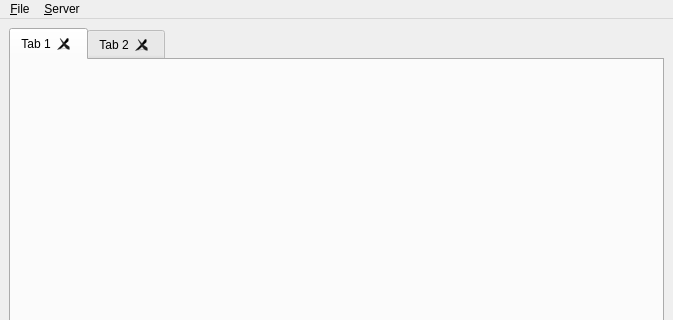
freeswitch/freeswitch-contrib, file jmesquita/fsgui/src/plugins/consoleplugin/centralWidget.ui: the form before one commit; both pictures show x 0 to 673 and y 0 to 320 of the 673 by 536 pixel window.
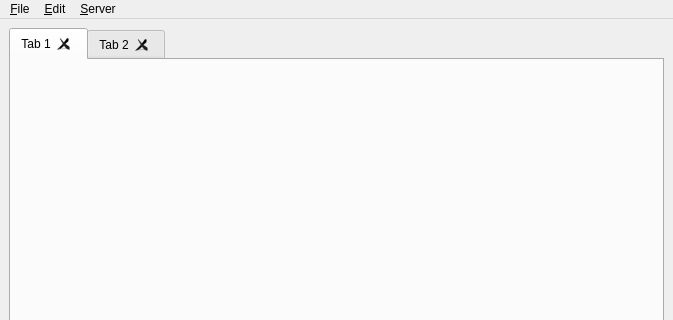
The form after the commit. Icons and pictures are not drawn.

Diff of the .ui file:
```diff
--- a/jmesquita/fsgui/src/plugins/consoleplugin/centralWidget.ui
+++ b/jmesquita/fsgui/src/plugins/consoleplugin/centralWidget.ui
@@ -65,7 +65,14 @@
     </property>
     <addaction name="action_Close"/>
    </widget>
+   <widget class="QMenu" name="menu_Edit">
+    <property name="title">
+     <string>&amp;Edit</string>
+    </property>
+    <addaction name="action_Clear"/>
+   </widget>
    <addaction name="menu_File"/>
+   <addaction name="menu_Edit"/>
    <addaction name="menu_Server"/>
   </widget>
   <widget class="QStatusBar" name="statusbar"/>
```
Left out of the diff: 5 changed lines with no effect on the pictures.
